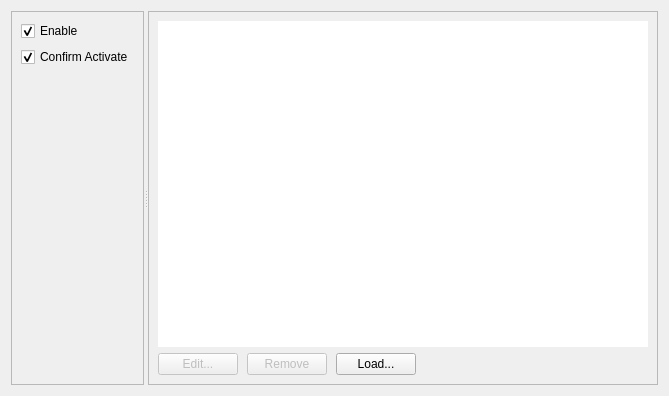
First picture: the form in profit/workbench/widgets/ui_strategydisplay.ui, repository hpsilva/profitpy, before the edit.
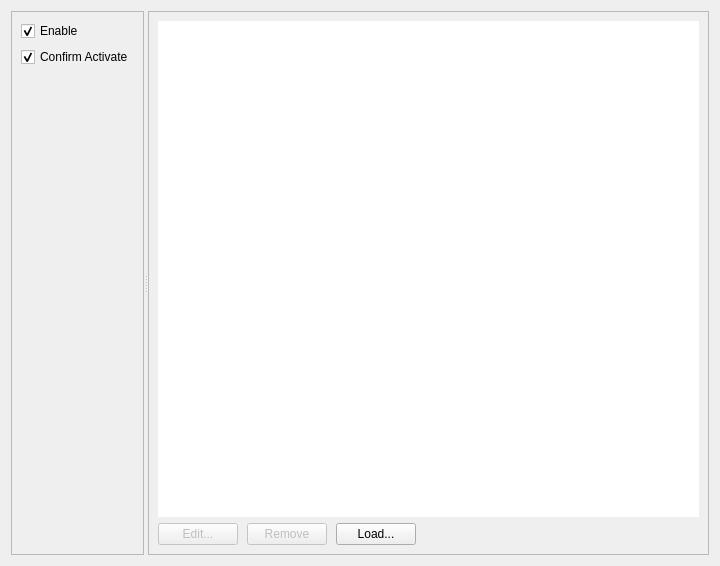
Second picture: the form after the edit. Icons and pictures are not drawn.

The edit to the form file:
```diff
--- a/profit/workbench/widgets/ui_strategydisplay.ui
+++ b/profit/workbench/widgets/ui_strategydisplay.ui
@@ -5,8 +5,8 @@
    <rect>
     <x>0</x>
     <y>0</y>
-    <width>669</width>
-    <height>396</height>
+    <width>720</width>
+    <height>566</height>
    </rect>
   </property>
   <property name="windowTitle" >
```
